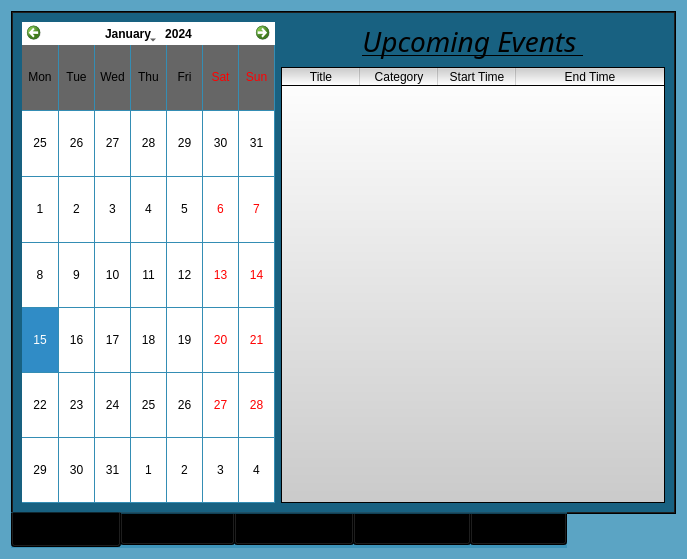
Above: Calendar/mainwindowtabbed.ui from oscarl1127/CSUSM_CS441_Project before the change. Below: the same form after it.
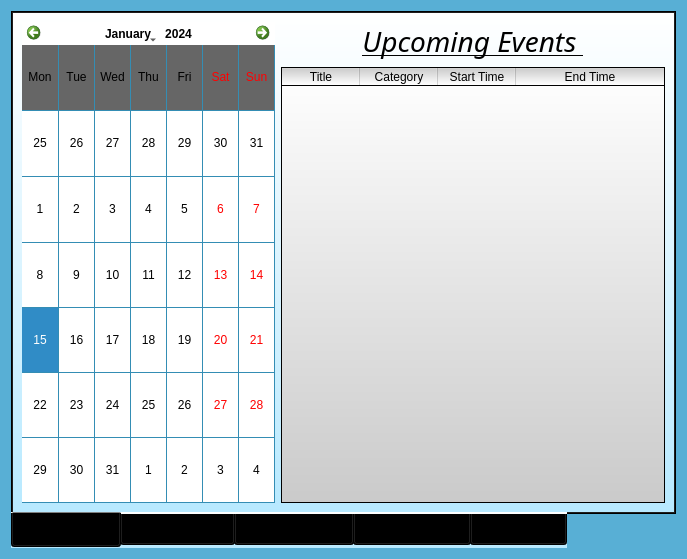
That is the form after the change.

The edit to the form file:
```diff
--- a/Calendar/mainwindowtabbed.ui
+++ b/Calendar/mainwindowtabbed.ui
@@ -17,7 +17,7 @@
    <string>Dialog</string>
   </property>
   <property name="styleSheet">
-   <string notr="true">background-color: qlineargradient(spread:pad, x1:0, y1:1, x2:1, y2:0, stop:0.458128 rgba(32, 131, 174, 124));</string>
+   <string notr="true">background-color: qlineargradient(spread:reflect, x1:0, y1:1, x2:1, y2:0, stop:1 rgba(88, 175, 213, 255));</string>
   </property>
   <property name="modal">
    <bool>false</bool>
@@ -38,7 +38,7 @@
       <bool>false</bool>
      </property>
      <property name="styleSheet">
-      <string notr="true">background-color: qlineargradient(spread:pad, x1:0, y1:1, x2:1, y2:0, stop:0.458128 rgba(32, 131, 174, 124));</string>
+      <string notr="true">background-color: qlineargradient(spread:reflect, x1:0, y1:1, x2:0, y2:0, stop:0 rgba(183, 233, 255, 255), stop:1 rgba(255, 255, 255, 255));</string>
      </property>
      <property name="tabPosition">
       <enum>QTabWidget::South</enum>
```
